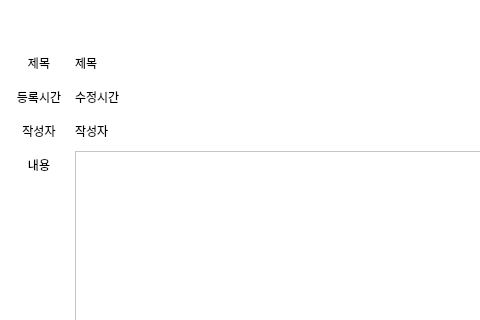
Before: the Qt Designer form read.ui in hyeona-jeong/HRIS, drawn with Qt 5; both pictures show x 0 to 480 and y 0 to 320 of the 1269 by 855 pixel window.
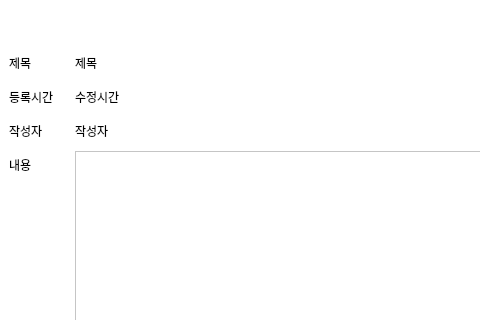
After: the same form once the commit is applied. Icons and pictures are not drawn.

What changed in the file:
```diff
--- a/read.ui
+++ b/read.ui
@@ -476,7 +476,7 @@
        </size>
       </property>
       <property name="text">
-       <string>&lt;html&gt;&lt;head/&gt;&lt;body&gt;&lt;p align=&quot;center&quot;&gt;등록시간&lt;/p&gt;&lt;/body&gt;&lt;/html&gt;</string>
+       <string>&lt;html&gt;&lt;head/&gt;&lt;body&gt;&lt;p&gt;등록시간&lt;/p&gt;&lt;/body&gt;&lt;/html&gt;</string>
       </property>
      </widget>
     </item>
@@ -602,7 +602,7 @@
     <item row="1" column="0">
      <widget class="QLabel" name="label">
       <property name="text">
-       <string>&lt;html&gt;&lt;head/&gt;&lt;body&gt;&lt;p align=&quot;center&quot;&gt;제목&lt;/p&gt;&lt;/body&gt;&lt;/html&gt;</string>
+       <string>&lt;html&gt;&lt;head/&gt;&lt;body&gt;&lt;p&gt;제목&lt;/p&gt;&lt;/body&gt;&lt;/html&gt;</string>
       </property>
      </widget>
     </item>
@@ -644,7 +644,7 @@
     <item row="3" column="0">
      <widget class="QLabel" name="label_6">
       <property name="text">
-       <string>&lt;html&gt;&lt;head/&gt;&lt;body&gt;&lt;p align=&quot;center&quot;&gt;작성자&lt;/p&gt;&lt;/body&gt;&lt;/html&gt;</string>
+       <string>&lt;html&gt;&lt;head/&gt;&lt;body&gt;&lt;p&gt;작성자&lt;/p&gt;&lt;/body&gt;&lt;/html&gt;</string>
       </property>
      </widget>
     </item>
@@ -758,7 +758,7 @@
        </size>
       </property>
       <property name="text">
-       <string>&lt;html&gt;&lt;head/&gt;&lt;body&gt;&lt;p align=&quot;center&quot;&gt;내용&lt;/p&gt;&lt;/body&gt;&lt;/html&gt;</string>
+       <string>&lt;html&gt;&lt;head/&gt;&lt;body&gt;&lt;p&gt;내용&lt;/p&gt;&lt;/body&gt;&lt;/html&gt;</string>
       </property>
      </widget>
     </item>
```
Left out of the diff: 2 changed lines with no effect on the pictures.
